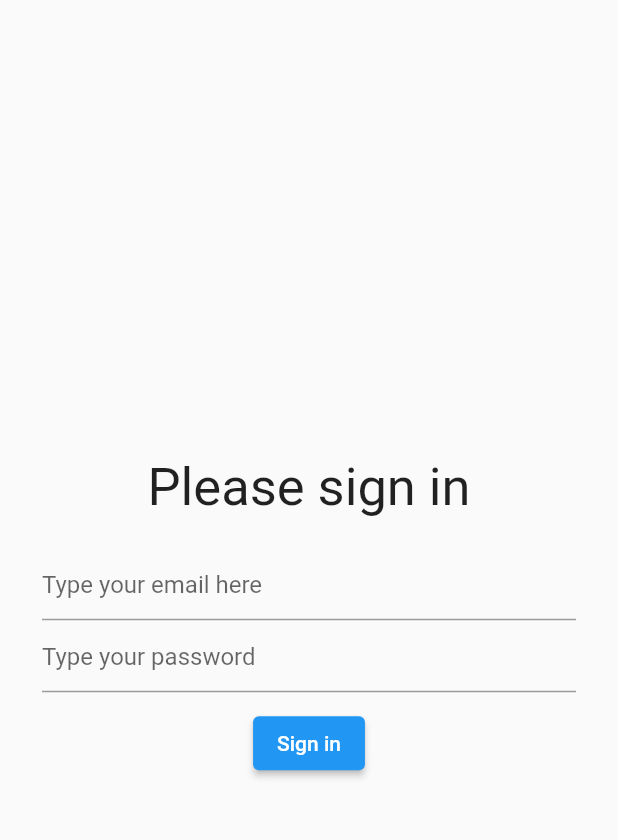
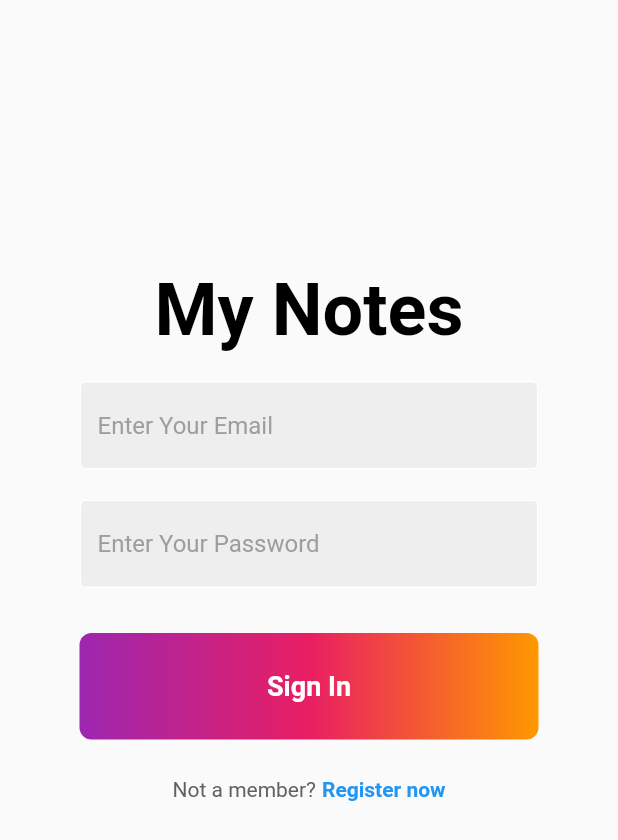
Before and after one commit to Zieszx/Notes-App, a Flutter app: the screen it shows after launch, on a phone screen of 412 x 824 dp. Shown: the top 840 px of the screen. Run offline on Flutter 3.47's test engine with Material 2 defaults, Android fonts, the phone set to English and light mode, and no system bars; our stand-ins replace cloud_firestore, firebase_auth, firebase_core, firebase_storage, image_picker; accounts and stored records are empty; Roboto replaces fonts that are missing (Poppins).

Commit message:
Done All

```diff
--- /dev/null
+++ b/lib/components/my_button.dart
@@ -0,0 +1,38 @@
+import 'package:flutter/material.dart';
+
+class MyButton extends StatelessWidget {
+  final String text;
+  final VoidCallback onTap;
+
+  const MyButton({Key? key, required this.text, required this.onTap})
+      : super(key: key);
+
+  @override
+  Widget build(BuildContext context) {
+    return GestureDetector(
+      onTap: onTap,
+      child: Container(
+        padding: const EdgeInsets.all(25),
+        margin: const EdgeInsets.symmetric(horizontal: 25),
+        decoration: BoxDecoration(
+          gradient: LinearGradient(
+            colors: [Colors.purple, Colors.pink, Colors.orange],
+            begin: Alignment.centerLeft,
+            end: Alignment.centerRight,
+          ),
+          borderRadius: BorderRadius.circular(8),
+        ),
+        child: Center(
+          child: Text(
+            text,
+            style: const TextStyle(
+              color: Colors.white,
+              fontWeight: FontWeight.bold,
+              fontSize: 18,
+            ),
+          ),
+        ),
+      ),
+    );
+  }
+}
--- /dev/null
+++ b/lib/components/my_textfield.dart
@@ -0,0 +1,36 @@
+import 'package:flutter/material.dart';
+
+class MyTextField extends StatelessWidget {
+  final controller;
+  final String hintText;
+  final bool obscureText;
+
+  const MyTextField({
+    super.key,
+    required this.controller,
+    required this.hintText,
+    required this.obscureText,
+  });
+
+  @override
+  Widget build(BuildContext context) {
+    return Padding(
+      padding: const EdgeInsets.symmetric(horizontal: 25.0),
+      child: TextField(
+        controller: controller,
+        obscureText: obscureText,
+        decoration: InputDecoration(
+            enabledBorder: const OutlineInputBorder(
+              borderSide: BorderSide(color: Colors.white),
+            ),
+            focusedBorder: OutlineInputBorder(
+              borderSide: BorderSide(color: Colors.grey.shade400),
+            ),
+            fillColor: Colors.grey.shade200,
+            filled: true,
+            hintText: hintText,
+            hintStyle: TextStyle(color: Colors.grey[500])),
+      ),
+    );
+  }
+}
--- a/lib/login_screen.dart
+++ b/lib/login_screen.dart
@@ -4,7 +4,10 @@
 
 import 'package:firebase_auth/firebase_auth.dart';
 import 'package:flutter/material.dart';
+import 'package:map_exam/components/my_button.dart';
+import 'package:map_exam/components/my_textfield.dart';
 import 'package:map_exam/home_screen.dart';
+import 'package:map_exam/sign_up.dart';
 
 class LoginScreen extends StatefulWidget {
   static Route route() =>
@@ -51,6 +54,13 @@ class _LoginScreenState extends State<LoginScreen> {
     }
   }
 
+  void signUp() {
+    Navigator.push(
+      context,
+      MaterialPageRoute(builder: (context) => SignUpPage()),
+    ); // Navigate to sign-up page
+  }
+
   @override
   void dispose() {
     _usernameController.dispose();
@@ -61,34 +71,67 @@ class _LoginScreenState extends State<LoginScreen> {
   @override
   Widget build(BuildContext context) {
     return Scaffold(
-      body: Padding(
+      body: SingleChildScrollView(
+        // Wrap the content with SingleChildScrollView
+        child: Padding(
           padding: const EdgeInsets.all(28.0),
           child: Center(
             child: Column(
               mainAxisSize: MainAxisSize.max,
               mainAxisAlignment: MainAxisAlignment.center,
               children: [
-              const Text('Please sign in', style: TextStyle(fontSize: 35.0)),
+                const SizedBox(height: 150),
+                Text(
+                  'My Notes',
+                  style: TextStyle(
+                    color: Colors.black,
+                    fontSize: 48,
+                    fontWeight: FontWeight.bold,
+                    fontFamily: 'Poppins', // Set the font family
+                  ),
+                ),
                 const SizedBox(height: 20),
-              TextField(
+                MyTextField(
                   controller: _usernameController,
-                decoration:
-                    const InputDecoration(hintText: 'Type your email here'),
-                onTap: () {},
+                  hintText: 'Enter Your Email',
+                  obscureText: false,
                 ),
-              TextField(
+                const SizedBox(height: 20),
+                MyTextField(
                   controller: _passwordController,
-                decoration: const InputDecoration(
-                  hintText: 'Type your password',
+                  hintText: 'Enter Your Password',
+                  obscureText: true,
                 ),
-                onTap: () {},
+                const SizedBox(height: 30.0),
+                MyButton(
+                  text: 'Sign In',
+                  onTap: signIn,
                 ),
-              const SizedBox(height: 10.0),
-              ElevatedButton(
-                child: const Text('Sign in'),
-                onPressed: signIn,
+                const SizedBox(height: 25),
+
+                // not a member? register now
+                Row(
+                  mainAxisAlignment: MainAxisAlignment.center,
+                  children: [
+                    Text(
+                      'Not a member?',
+                      style: TextStyle(color: Colors.grey[700]),
+                    ),
+                    const SizedBox(width: 4),
+                    GestureDetector(
+                      onTap: () => signUp(),
+                      child: Text(
+                        'Register now',
+                        style: TextStyle(
+                          color: Colors.blue,
+                          fontWeight: FontWeight.bold,
+                        ),
+                      ),
                     ),
                   ],
+                )
+              ],
+            ),
           ),
         ),
       ),
--- a/lib/main.dart
+++ b/lib/main.dart
@@ -1,7 +1,3 @@
-// NAME: Ieskandar Zulqarnain Bin Ghazali
-// MATRIC NO: A20EC0046
-// COURSE: SECJ3623-01(MOBILE APPLICATION PROGRAMMING)
-
 import 'package:firebase_core/firebase_core.dart';
 import 'package:flutter/material.dart';
 import 'package:map_exam/login_screen.dart';
@@ -18,13 +14,20 @@ class App extends StatelessWidget {
   @override
   Widget build(BuildContext context) {
     return MaterialApp(
-      title: 'MAP Exam',
+      title: 'My Notes App',
       theme: ThemeData(
         primarySwatch: Colors.blue,
+        primaryColor: const Color(0xFF405DE6), // Set the primary color
+        primaryColorDark: const Color(
+            0xFF5851DB), // Set the dark variant of the primary color
+        primaryColorLight: const Color(
+            0xFF7C83FD), // Set the light variant of the primary color
+        appBarTheme: AppBarTheme(
+          backgroundColor:
+              const Color(0xFF405DE6), // Set the app bar background color
+        ),
       ),
-      // home: const LoginScreen(),
       home: const LoginScreen(),
-      // home: const EditScreen(),
     );
   }
 }
```
Also changed, not shown: lib/Profile.dart (added, +105 -0 lines), lib/components/square_tile.dart (added, +25 -0 lines), lib/home_screen.dart (+21 -0 lines), lib/sign_up.dart (added, +212 -0 lines), pubspec.yaml (+8 -2 lines), pubspec.lock, 2 other files. Lines whose indentation alone changed are shown as unchanged.
